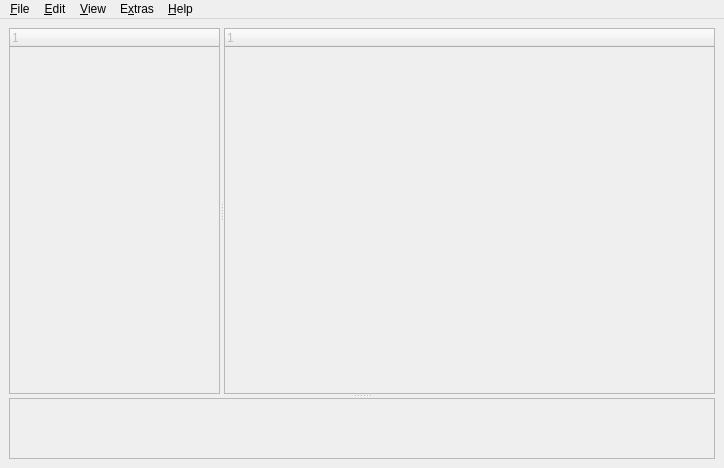
thooge/keepassx1, file src/forms/MainWindow.ui: the form before one commit.
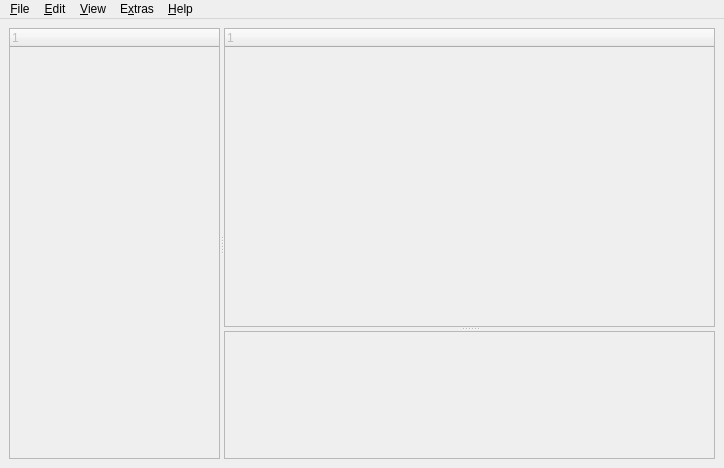
The form after the commit. Custom widgets are drawn as their Qt base class.

Commit message: * Main Window redesigned layout

```diff
--- a/src/forms/MainWindow.ui
+++ b/src/forms/MainWindow.ui
@@ -34,17 +34,7 @@
      <number>9</number>
     </property>
     <item>
-     <widget class="QSplitter" name="HSplitter" >
-      <property name="orientation" >
-       <enum>Qt::Vertical</enum>
-      </property>
       <widget class="QSplitter" name="VSplitter" >
-       <property name="sizePolicy" >
-        <sizepolicy vsizetype="Expanding" hsizetype="Expanding" >
-         <horstretch>0</horstretch>
-         <verstretch>60</verstretch>
-        </sizepolicy>
-       </property>
        <property name="orientation" >
         <enum>Qt::Horizontal</enum>
        </property>
@@ -68,16 +58,26 @@
          <bool>false</bool>
         </property>
        </widget>
-       <widget class="KeepassEntryView" name="EntryView" >
-        <property name="enabled" >
-         <bool>false</bool>
-        </property>
+       <widget class="QSplitter" name="HSplitter" >
         <property name="sizePolicy" >
          <sizepolicy vsizetype="Expanding" hsizetype="Expanding" >
           <horstretch>70</horstretch>
           <verstretch>0</verstretch>
          </sizepolicy>
         </property>
+        <property name="orientation" >
+         <enum>Qt::Vertical</enum>
+        </property>
+       <widget class="KeepassEntryView" name="EntryView" >
+        <property name="enabled" >
+         <bool>false</bool>
+        </property>
+        <property name="sizePolicy" >
+         <sizepolicy vsizetype="Expanding" hsizetype="Expanding" >
+          <horstretch>0</horstretch>
+          <verstretch>70</verstretch>
+         </sizepolicy>
+        </property>
         <property name="selectionMode" >
          <enum>QAbstractItemView::ExtendedSelection</enum>
         </property>
@@ -85,7 +85,6 @@
          <bool>false</bool>
         </property>
        </widget>
-      </widget>
       <widget class="QTextBrowser" name="DetailView" >
        <property name="enabled" >
         <bool>false</bool>
@@ -93,7 +92,7 @@
        <property name="sizePolicy" >
         <sizepolicy vsizetype="Expanding" hsizetype="Expanding" >
          <horstretch>0</horstretch>
-         <verstretch>10</verstretch>
+         <verstretch>30</verstretch>
         </sizepolicy>
        </property>
        <property name="minimumSize" >
@@ -110,6 +109,7 @@
        </property>
       </widget>
      </widget>
+ </widget>
     </item>
    </layout>
   </widget>
```
